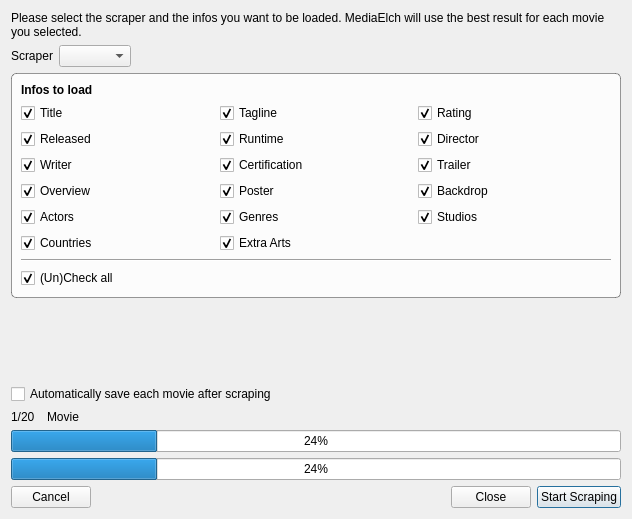
First picture: the form in movies/MovieMultiScrapeDialog.ui, repository Komet/MediaElch, before the edit.
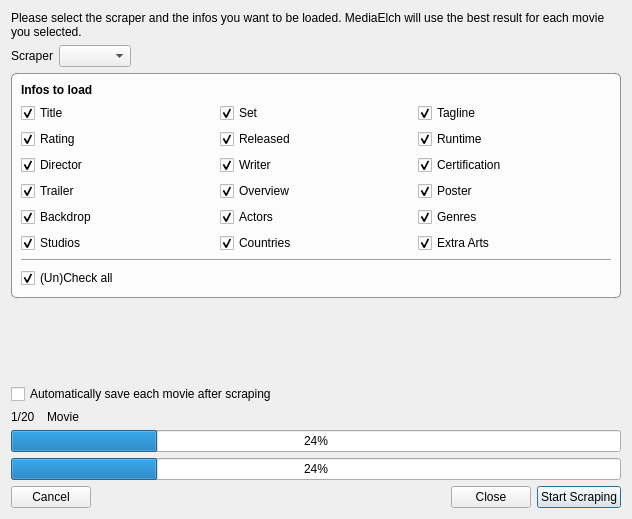
Second picture: the form after the edit. Icons and pictures are not drawn. Custom widgets are drawn as their Qt base class.

```diff
--- a/movies/MovieMultiScrapeDialog.ui
+++ b/movies/MovieMultiScrapeDialog.ui
@@ -95,46 +95,6 @@
       </item>
       <item>
        <layout class="QGridLayout" name="gridLayout_2">
-        <item row="2" column="1">
-         <widget class="MyCheckBox" name="chkCertification">
-          <property name="text">
-           <string>Certification</string>
-          </property>
-          <property name="checked">
-           <bool>true</bool>
-          </property>
-         </widget>
-        </item>
-        <item row="0" column="2">
-         <widget class="MyCheckBox" name="chkRating">
-          <property name="text">
-           <string>Rating</string>
-          </property>
-          <property name="checked">
-           <bool>true</bool>
-          </property>
-         </widget>
-        </item>
-        <item row="2" column="2">
-         <widget class="MyCheckBox" name="chkTrailer">
-          <property name="text">
-           <string>Trailer</string>
-          </property>
-          <property name="checked">
-           <bool>true</bool>
-          </property>
-         </widget>
-        </item>
-        <item row="1" column="0">
-         <widget class="MyCheckBox" name="chkReleased">
-          <property name="text">
-           <string>Released</string>
-          </property>
-          <property name="checked">
-           <bool>true</bool>
-          </property>
-         </widget>
-        </item>
         <item row="0" column="0">
          <widget class="MyCheckBox" name="chkTitle">
           <property name="text">
@@ -145,7 +105,40 @@
           </property>
          </widget>
         </item>
-        <item row="4" column="1">
+        <item row="5" column="2">
+         <widget class="MyCheckBox" name="chkExtraArts">
+          <property name="toolTip">
+           <string>Logo, Clear Art, CD Art</string>
+          </property>
+          <property name="text">
+           <string>Extra Arts</string>
+          </property>
+          <property name="checked">
+           <bool>true</bool>
+          </property>
+         </widget>
+        </item>
+        <item row="5" column="1">
+         <widget class="MyCheckBox" name="chkCountries">
+          <property name="text">
+           <string>Countries</string>
+          </property>
+          <property name="checked">
+           <bool>true</bool>
+          </property>
+         </widget>
+        </item>
+        <item row="5" column="0">
+         <widget class="MyCheckBox" name="chkStudios">
+          <property name="text">
+           <string>Studios</string>
+          </property>
+          <property name="checked">
+           <bool>true</bool>
+          </property>
+         </widget>
+        </item>
+        <item row="4" column="2">
          <widget class="MyCheckBox" name="chkGenres">
           <property name="text">
            <string>Genres</string>
@@ -155,27 +148,7 @@
           </property>
          </widget>
         </item>
-        <item row="1" column="2">
-         <widget class="MyCheckBox" name="chkDirector">
-          <property name="text">
-           <string>Director</string>
-          </property>
-          <property name="checked">
-           <bool>true</bool>
-          </property>
-         </widget>
-        </item>
-        <item row="0" column="1">
-         <widget class="MyCheckBox" name="chkTagline">
-          <property name="text">
-           <string>Tagline</string>
-          </property>
-          <property name="checked">
-           <bool>true</bool>
-          </property>
-         </widget>
-        </item>
-        <item row="4" column="0">
+        <item row="4" column="1">
          <widget class="MyCheckBox" name="chkActors">
           <property name="text">
            <string>Actors</string>
@@ -185,37 +158,7 @@
           </property>
          </widget>
         </item>
-        <item row="3" column="1">
-         <widget class="MyCheckBox" name="chkPoster">
-          <property name="text">
-           <string>Poster</string>
-          </property>
-          <property name="checked">
-           <bool>true</bool>
-          </property>
-         </widget>
-        </item>
-        <item row="1" column="1">
-         <widget class="MyCheckBox" name="chkRuntime">
-          <property name="text">
-           <string>Runtime</string>
-          </property>
-          <property name="checked">
-           <bool>true</bool>
-          </property>
-         </widget>
-        </item>
-        <item row="4" column="2">
-         <widget class="MyCheckBox" name="chkStudios">
-          <property name="text">
-           <string>Studios</string>
-          </property>
-          <property name="checked">
-           <bool>true</bool>
-          </property>
-         </widget>
-        </item>
-        <item row="3" column="2">
+        <item row="4" column="0">
          <widget class="MyCheckBox" name="chkBackdrop">
           <property name="text">
            <string>Backdrop</string>
@@ -225,17 +168,17 @@
           </property>
          </widget>
         </item>
-        <item row="2" column="0">
-         <widget class="MyCheckBox" name="chkWriter">
+        <item row="3" column="2">
+         <widget class="MyCheckBox" name="chkPoster">
           <property name="text">
-           <string>Writer</string>
+           <string>Poster</string>
           </property>
           <property name="checked">
            <bool>true</bool>
           </property>
          </widget>
         </item>
-        <item row="3" column="0">
+        <item row="3" column="1">
          <widget class="MyCheckBox" name="chkOverview">
           <property name="text">
            <string>Overview</string>
@@ -245,23 +188,90 @@
           </property>
          </widget>
         </item>
-        <item row="5" column="0">
-         <widget class="MyCheckBox" name="chkCountries">
+        <item row="3" column="0">
+         <widget class="MyCheckBox" name="chkTrailer">
           <property name="text">
-           <string>Countries</string>
+           <string>Trailer</string>
           </property>
           <property name="checked">
            <bool>true</bool>
           </property>
          </widget>
         </item>
-        <item row="5" column="1">
-         <widget class="MyCheckBox" name="chkExtraArts">
-          <property name="toolTip">
-           <string>Logo, Clear Art, CD Art</string>
+        <item row="2" column="2">
+         <widget class="MyCheckBox" name="chkCertification">
+          <property name="text">
+           <string>Certification</string>
           </property>
+          <property name="checked">
+           <bool>true</bool>
+          </property>
+         </widget>
+        </item>
+        <item row="2" column="1">
+         <widget class="MyCheckBox" name="chkWriter">
           <property name="text">
-           <string>Extra Arts</string>
+           <string>Writer</string>
+          </property>
+          <property name="checked">
+           <bool>true</bool>
+          </property>
+         </widget>
+        </item>
+        <item row="2" column="0">
+         <widget class="MyCheckBox" name="chkDirector">
+          <property name="text">
+           <string>Director</string>
+          </property>
+          <property name="checked">
+           <bool>true</bool>
+          </property>
+         </widget>
+        </item>
+        <item row="1" column="2">
+         <widget class="MyCheckBox" name="chkRuntime">
+          <property name="text">
+           <string>Runtime</string>
+          </property>
+          <property name="checked">
+           <bool>true</bool>
+          </property>
+         </widget>
+        </item>
+        <item row="1" column="1">
+         <widget class="MyCheckBox" name="chkReleased">
+          <property name="text">
+           <string>Released</string>
+          </property>
+          <property name="checked">
+           <bool>true</bool>
+          </property>
+         </widget>
+        </item>
+        <item row="1" column="0">
+         <widget class="MyCheckBox" name="chkRating">
+          <property name="text">
+           <string>Rating</string>
+          </property>
+          <property name="checked">
+           <bool>true</bool>
+          </property>
+         </widget>
+        </item>
+        <item row="0" column="2">
+         <widget class="MyCheckBox" name="chkTagline">
+          <property name="text">
+           <string>Tagline</string>
+          </property>
+          <property name="checked">
+           <bool>true</bool>
+          </property>
+         </widget>
+        </item>
+        <item row="0" column="1">
+         <widget class="MyCheckBox" name="chkSet">
+          <property name="text">
+           <string>Set</string>
           </property>
           <property name="checked">
            <bool>true</bool>
```
